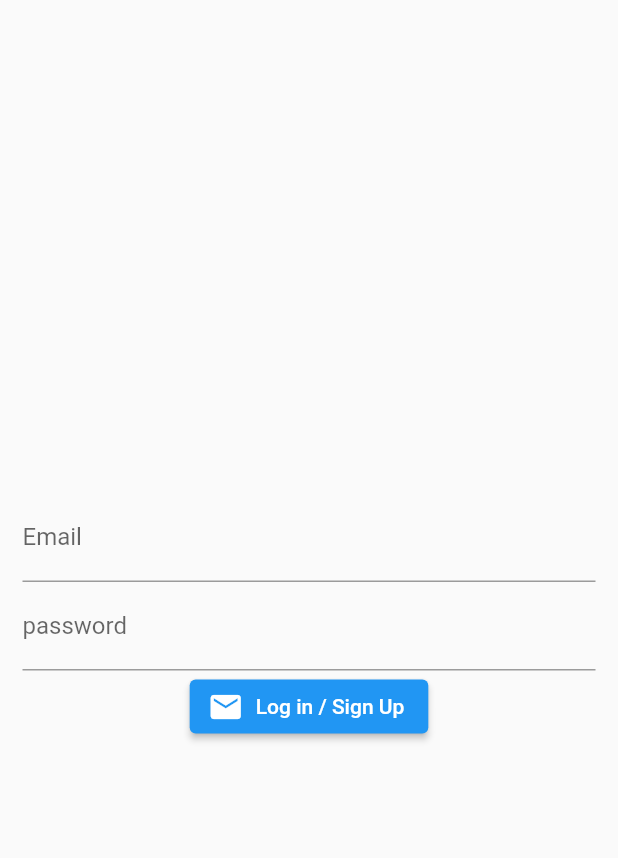
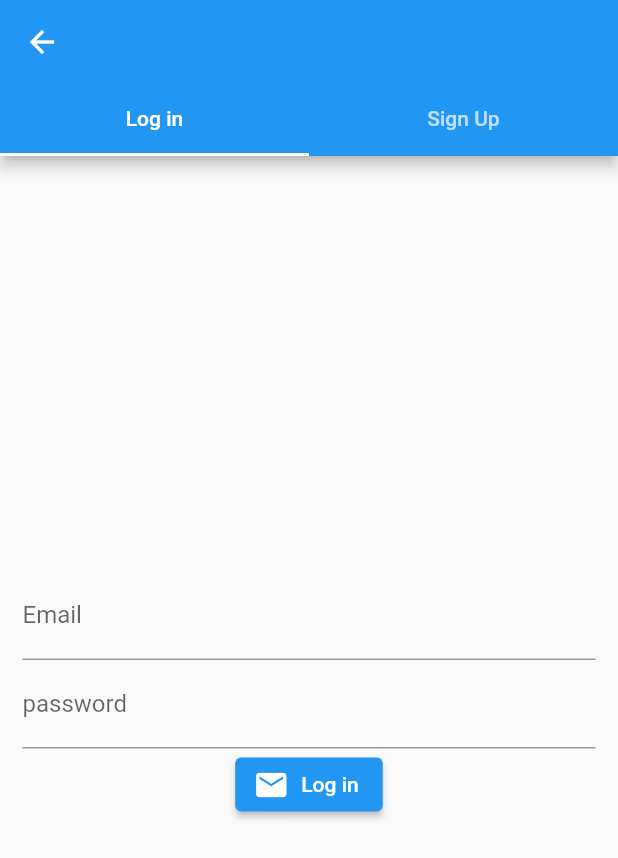
Before and after one commit to privateGenish/auth-tut, a Flutter app: the EmailPage screen opened directly, on a phone screen of 412 x 824 dp. Shown: the top 858 px of the screen. Run offline on Flutter 3.47's test engine with Material 2 defaults, Android fonts, the phone set to English and light mode, and no system bars; our stand-ins replace firebase_auth, firebase_core, font_awesome_flutter, google_sign_in, shared_preferences; missing offline and left inert: flutter_facebook_auth; accounts and stored records are empty.

Commit message:
email WIP

```diff
--- a/firebase_auth_client/lib/models/authModel.dart
+++ b/firebase_auth_client/lib/models/authModel.dart
@@ -95,7 +95,7 @@ class AuthModel with ChangeNotifier {
     } else {
       print('Facebook Login Error: ${result.message}');
       ScaffoldMessenger.of(context)
-          .showSnackBar(SnackBar(content: Text("Google Sign In Failed!")));
+          .showSnackBar(SnackBar(content: Text("Facebook Sign In Failed!")));
     }
   }
 
--- a/firebase_auth_client/lib/pages/authPage.dart
+++ b/firebase_auth_client/lib/pages/authPage.dart
@@ -158,11 +158,84 @@ class EmailPage extends StatefulWidget {
 class _EmailPageState extends State<EmailPage> {
   @override
   Widget build(BuildContext _context) {
+    return DefaultTabController(
+      length: 2,
+      child: Scaffold(
+        appBar: AppBar(
+          bottom: TabBar(tabs: [
+            Tab(text: 'Log in',),
+            Tab(text: 'Sign Up',)
+          ],),),
+        body: TabBarView(children: [
+          _loginPage(),
+          _signUpPage(),
+        ]),
+      ),
+    );
+  }
+
+  _signUpPage() {
+    final GlobalKey<FormFieldState> _passwordKey = GlobalKey();
+    final GlobalKey<FormFieldState> _rePasswordKey = GlobalKey();
+    final GlobalKey<FormFieldState> _emailKey = GlobalKey();
+    return Center(
+      child: Padding(
+        padding: const EdgeInsets.symmetric(horizontal: 15.0),
+        child: Column(
+          mainAxisAlignment: MainAxisAlignment.center,
+          crossAxisAlignment: CrossAxisAlignment.center,
+          children: [
+            TextFormField(
+              key: _emailKey,
+              decoration: InputDecoration(labelText: 'Email'),
+            ),
+            TextFormField(
+              key: _passwordKey,
+              decoration: InputDecoration(labelText: 'password'),
+              validator: (str) {
+                if (str == null || str.length < 8) {
+                  return 'Password is short';
+                }
+              },
+            ),
+            TextFormField(
+              key: _rePasswordKey,
+              decoration: InputDecoration(labelText: 'password'),
+              validator: (str) {
+                if (str != _passwordKey.currentState!.value &&
+                    _passwordKey.currentState!.isValid) {
+                  return 'Password dont match';
+                }
+              },
+            ),
+            ElevatedButton.icon(
+                onPressed: () async {
+                  if (_passwordKey.currentState!.validate()) {
+                    switch (await Provider.of<AuthModel>(widget.context,
+                            listen: false)
+                        .handleEmailSignIn(
+                            email: _emailKey.currentState!.value,
+                            password: _passwordKey.currentState!.value)) {
+                      case 'user-not-found':
+                        ScaffoldMessenger.of(context).showSnackBar(SnackBar(
+                            behavior: SnackBarBehavior.floating,
+                            content: Text("User Not Found!")));
+                        break;
+                    }
+                  }
+                },
+                icon: Icon(Icons.email),
+                label: Text('Sign Up'))
+          ],
+        ),
+      ),
+    );
+  }
+
+  _loginPage() {
     final GlobalKey<FormFieldState> _passwordKey = GlobalKey();
     final GlobalKey<FormFieldState> _emailKey = GlobalKey();
-    return Material(
-      child: Scaffold(
-        body: Center(
+    return Center(
       child: Padding(
         padding: const EdgeInsets.symmetric(horizontal: 15.0),
         child: Column(
@@ -191,8 +264,7 @@ class _EmailPageState extends State<EmailPage> {
                             email: _emailKey.currentState!.value,
                             password: _passwordKey.currentState!.value)) {
                       case 'user-not-found':
-                            ScaffoldMessenger.of(context).showSnackBar(
-                                SnackBar(
+                        ScaffoldMessenger.of(context).showSnackBar(SnackBar(
                             behavior: SnackBarBehavior.floating,
                             content: Text("User Not Found!")));
                         break;
@@ -200,10 +272,8 @@ class _EmailPageState extends State<EmailPage> {
                   }
                 },
                 icon: Icon(Icons.email),
-                    label: Text('Log in / Sign Up'))
+                label: Text('Log in'))
           ],
-            ),
-          ),
         ),
       ),
     );
```
Also changed, not shown: firebase_auth_client/pubspec.lock. Lines whose indentation alone changed are shown as unchanged.
